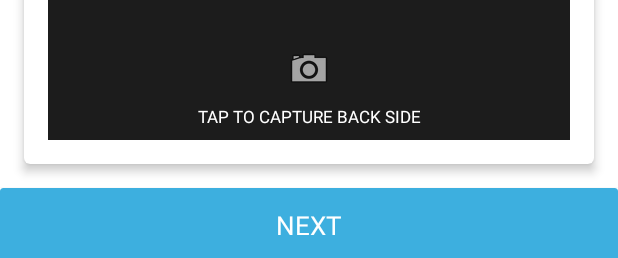
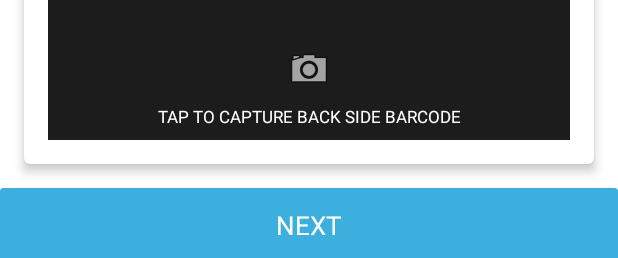
Before and after one commit to RakeshImpinge/Android_authoriti, an Android app: the layout activity_scan.xml on its own in the app's theme, with its tools: preview values and no code run, on a phone screen of 412 x 824 dp. Shown: the part 973-1231 px from the top of the screen. Run offline under Robolectric (Android 15) with nearby library versions, the light colour scheme and no system bars.

Commit message:
Change text.

```diff
--- a/app/build.gradle
+++ b/app/build.gradle
@@ -11,7 +11,7 @@ android {
         applicationId "com.curtisdigital.authoriti"
         minSdkVersion 17
         targetSdkVersion 26
-        versionCode 50
+        versionCode 51
         versionName "1.0"
         testInstrumentationRunner "android.support.test.runner.AndroidJUnitRunner"
         multiDexEnabled true
--- a/app/src/main/res/layout/activity_scan.xml
+++ b/app/src/main/res/layout/activity_scan.xml
@@ -181,7 +181,8 @@
                                 android:layout_marginBottom="8dp"
                                 android:layout_marginTop="8dp"
                                 android:gravity="center"
-                                android:text="TAP TO CAPTURE BACK SIDE"
+                                android:text="Tap to capture back side barcode"
+                                android:textAllCaps="true"
                                 android:textColor="@android:color/white"
                                 fontPath="@string/font_oswaldo_light"
                                 android:textSize="11sp"/>
```
